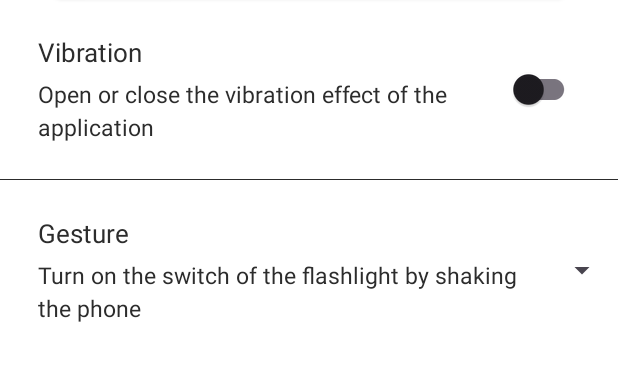
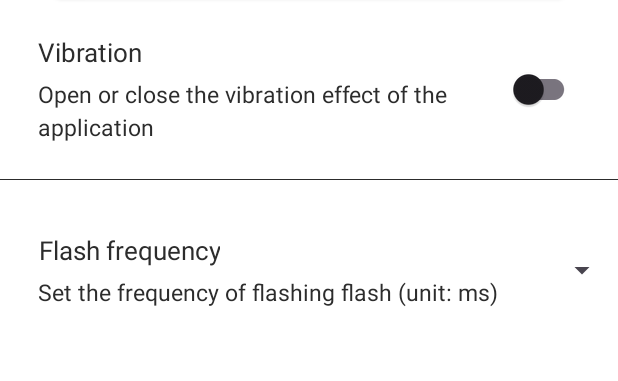
Before and after one commit to TimberKito/TimberLight, an Android app: the layout activity_setting.xml on its own in the app's theme, with its tools: preview values and no code run, on a phone screen of 412 x 824 dp, the part 480-861 px from its top. Run offline under Robolectric (Android 15) with nearby library versions, the phone set to English and light mode, and no system bars.

Commit message:
debug:1.0

```diff
--- a/app/src/main/java/com/sunny/softapp/myapplication/tools/ModeManager.java
+++ b/app/src/main/java/com/sunny/softapp/myapplication/tools/ModeManager.java
@@ -46,7 +46,8 @@ public class ModeManager {
     }
 
     public static void onMode02() {
-        startFlashLight(300);
+        Long frequencyStatus = App.getFrequencyStatus();
+        startFlashLight(frequencyStatus);
     }
 
     private static void startFlashLight(long i) {
--- a/app/src/main/res/values/strings.xml
+++ b/app/src/main/res/values/strings.xml
@@ -3,7 +3,7 @@
 
     <string name="setting">Setting</string>
     <string name="setting_vibration">Vibration</string>
-    <string name="setting_gesture">Gesture</string>
+    <string name="setting_gesture">Flash frequency</string>
     <string name="setting_vibration_context">Open or close the vibration effect of the application</string>
-    <string name="setting_gesture_context">Turn on the switch of the flashlight by shaking the phone</string>
+    <string name="setting_gesture_context">Set the frequency of flashing flash (unit: ms)</string>
 </resources>
```
Also changed, not shown: app/src/main/java/com/sunny/softapp/myapplication/App.java (+12 -8 lines), app/src/main/java/com/sunny/softapp/myapplication/ui/activity/SettingActivity.java (+24 -12 lines).
